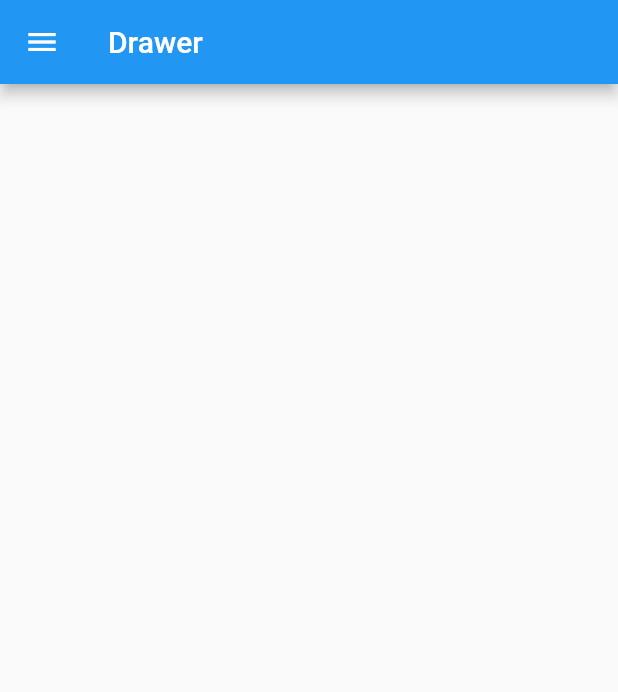
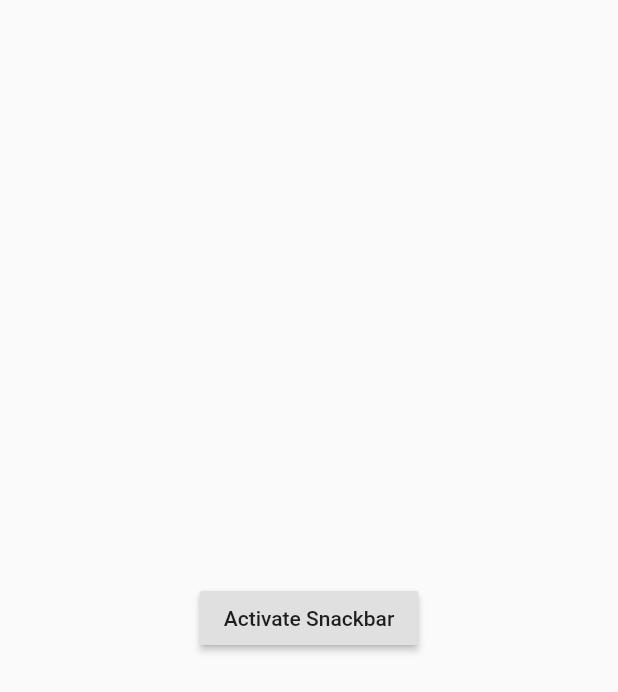
Before and after one commit to sinistra/flutter_widgets, a Flutter app: the screen it shows after launch, on a phone screen of 412 x 824 dp. Shown: the top 692 px of the screen. Run offline on Flutter 3.47's test engine with Material 2 defaults, Android fonts, the phone set to English and light mode, and no system bars.

Commit message:
snackbar

```diff
--- a/lib/main.dart
+++ b/lib/main.dart
@@ -1,5 +1,4 @@
 import 'package:flutter/material.dart';
-import 'otherpage.dart';
 
 void main() {
   runApp(new MaterialApp(home: new Application()));
@@ -11,41 +10,23 @@ class Application extends StatefulWidget {
 }
 
 class _ApplicationState extends State<Application> {
+  final GlobalKey<ScaffoldState> _scaffoldkey = new GlobalKey<ScaffoldState>();
 
+  void _method1() {
+    _scaffoldkey.currentState
+        .showSnackBar(new SnackBar(content: new Text('Show the Snackbar')));
+  }
 
   Widget build(BuildContext context) {
     return new Scaffold(
-      appBar: new AppBar(title: new Text('Drawer'),),
-      drawer: new Drawer(
-          child: new ListView(
-            children: <Widget>[
-              new UserAccountsDrawerHeader(
-                accountName: new Text('Paul Taylor'),
-                accountEmail: new Text('dummy@email.com'),
-                currentAccountPicture: new CircleAvatar(
-                  backgroundColor: Colors.black26,
-                  child: new Text('S'),
-                ),
-                decoration: new BoxDecoration(color: Colors.orange),
-              ),
-              new ListTile(
-                title: new Text('Page 1'),
-                trailing: new Icon(Icons.arrow_forward),
-                onTap: ()=> Navigator.of(context).push(new MaterialPageRoute(builder: (BuildContext context)=>new op('page1'))),
-              ),
-              new ListTile(
-                title: new Text('Page 2'),
-                trailing: new Icon(Icons.arrow_forward),
-                onTap: ()=> Navigator.of(context).push(new MaterialPageRoute(builder: (BuildContext context)=>new op('page2'))),
-
-              ),
-              new ListTile(
-                title: new Text('Close'),
-                trailing: new Icon(Icons.close),
-                onTap: (){Navigator.pop(context);},
-              ),
-            ],
-          )
+      key: _scaffoldkey,
+      body: new Center(
+        child: new RaisedButton(
+          onPressed: () {
+            _method1();
+          },
+          child: new Text('Activate Snackbar'),
+        ),
       ),
     );
   }
```
